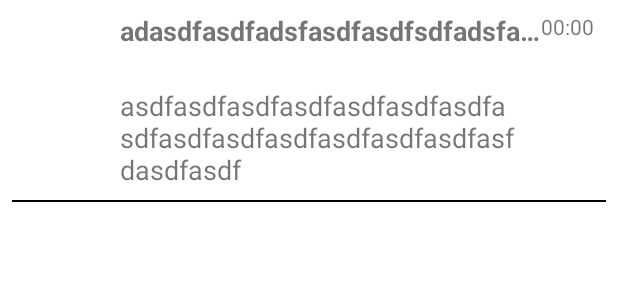
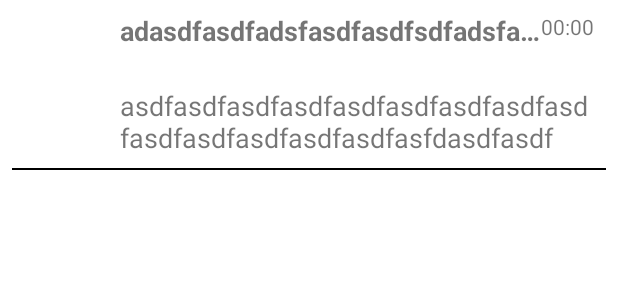
Before and after one commit to ccsavvy/spares-CNX, an Android app: the layout item.xml on its own in the app's theme, with its tools: preview values and no code run, on a phone screen of 412 x 824 dp. Shown: the top 300 px of the screen. Run offline under Robolectric (Android 15) with nearby library versions, the phone set to English and light mode, and no system bars.

Commit message:
Update item.xml

```diff
--- a/app/src/main/res/layout/item.xml
+++ b/app/src/main/res/layout/item.xml
@@ -56,7 +56,7 @@
         android:gravity="bottom"
         android:textSize="18sp"
         app:layout_constraintBottom_toBottomOf="parent"
-        app:layout_constraintEnd_toStartOf="@+id/tvNoteCreateTime"
+        app:layout_constraintEnd_toEndOf="parent"
         app:layout_constraintStart_toEndOf="@+id/ivImage"
         app:layout_constraintTop_toBottomOf="@+id/tvName"
         tools:text="asdfasdfasdfasdfasdfasdfasdfasdfasdfasdfasdfasdfasdfasdfasfdasdfasdf" />
```
